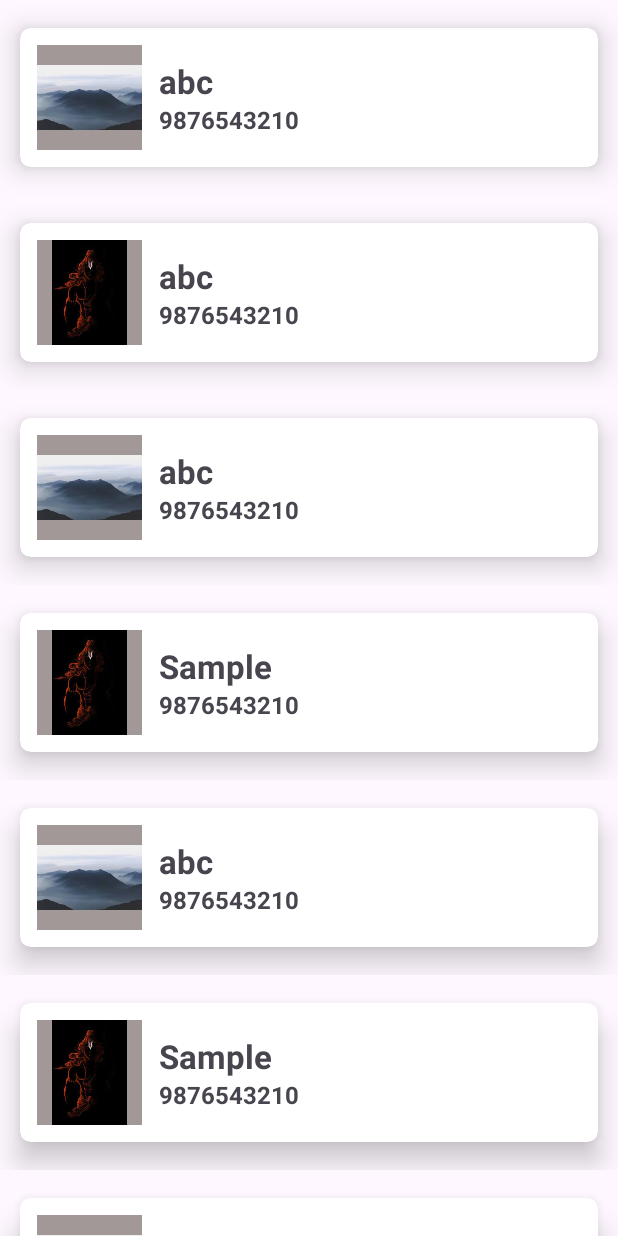
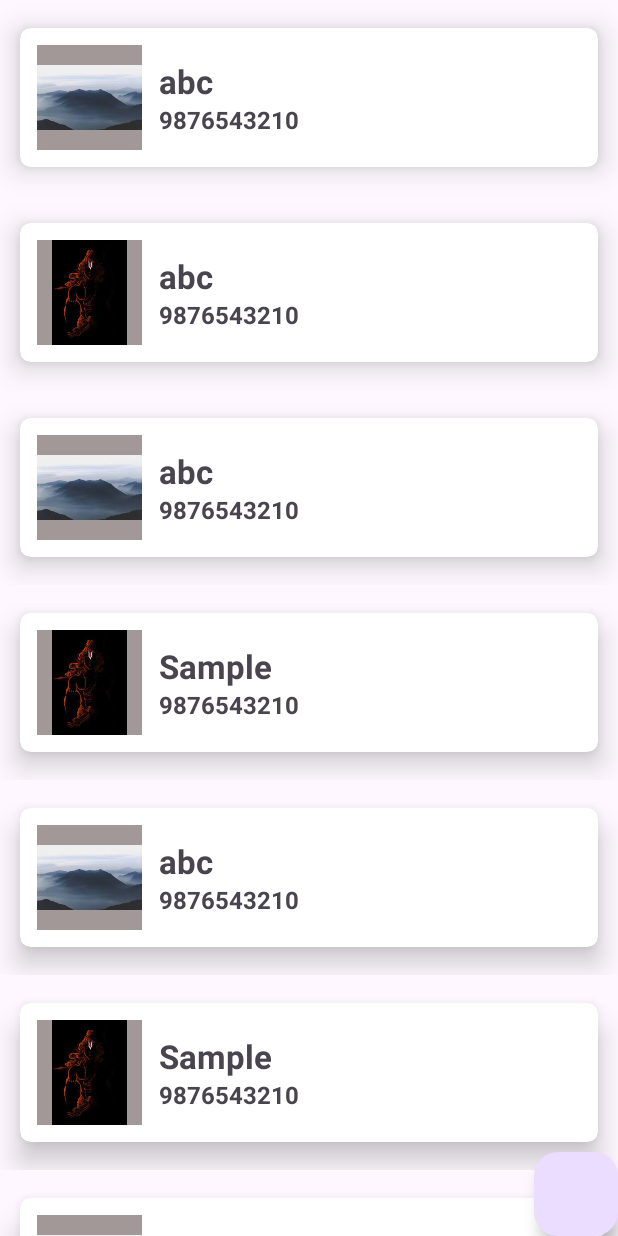
Before and after one commit to abhishek0513/recyclerView, an Android app: the screen it shows after launch (MainActivity), on a phone screen of 412 x 824 dp. Run offline under Robolectric (Android 15) with nearby library versions, the phone set to English and light mode, and no system bars.

Commit message:
further commit

```diff
--- a/app/src/main/java/com/example/recyclerview/MainActivity.java
+++ b/app/src/main/java/com/example/recyclerview/MainActivity.java
@@ -9,7 +9,6 @@ import android.os.Bundle;
 import java.util.ArrayList;
 
 public class MainActivity extends AppCompatActivity {
-
     ArrayList<ContactModel>arrContacts = new ArrayList<>();
 
 
--- a/app/src/main/res/layout/activity_main.xml
+++ b/app/src/main/res/layout/activity_main.xml
@@ -1,5 +1,5 @@
 <?xml version="1.0" encoding="utf-8"?>
-<LinearLayout xmlns:android="http://schemas.android.com/apk/res/android"
+<RelativeLayout xmlns:android="http://schemas.android.com/apk/res/android"
     xmlns:app="http://schemas.android.com/apk/res-auto"
     xmlns:tools="http://schemas.android.com/tools"
     android:layout_width="match_parent"
@@ -11,4 +11,16 @@
         android:layout_height="wrap_content"
         android:id="@+id/recyclerContact"/>
 
-</LinearLayout>
+    <com.google.android.material.floatingactionbutton.FloatingActionButton
+        android:layout_width="wrap_content"
+        android:layout_height="wrap_content"
+        android:layout_alignParentEnd="true"
+        android:layout_alignParentRight="true"
+        android:tint="#fff"
+        android:layout_alignParentBottom="true"
+        android:id="@+id/btnOpenDial"
+
+        />
+
+
+</RelativeLayout>
```
Also changed, not shown: app/src/main/res/drawable/plus.png (added).
